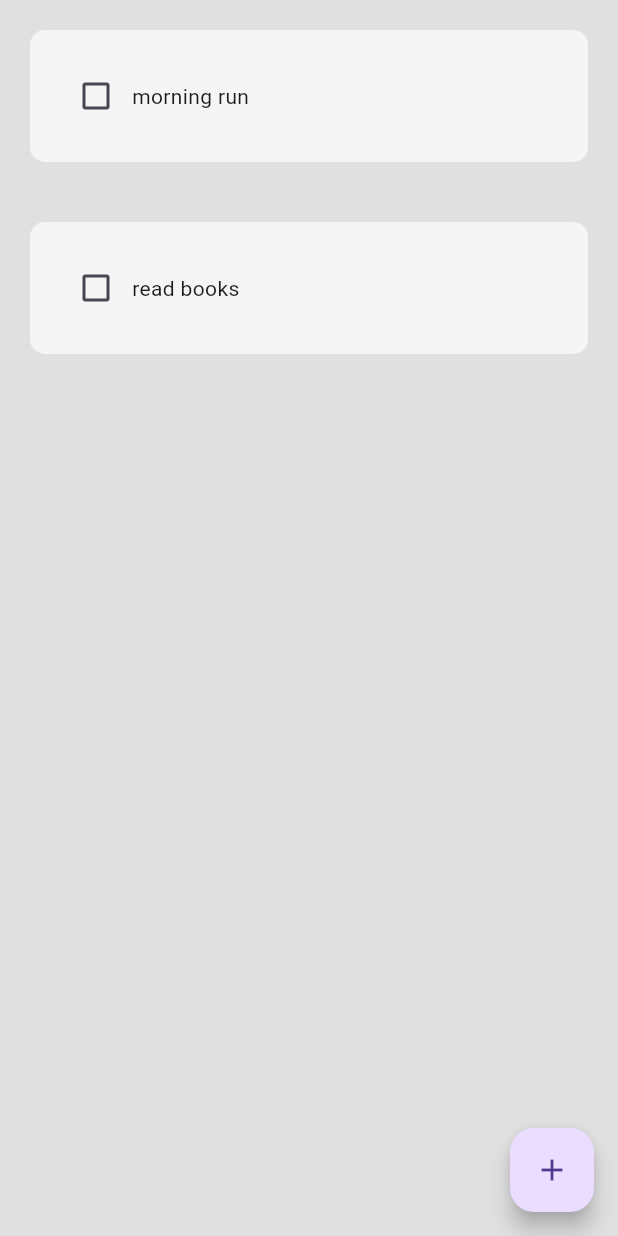
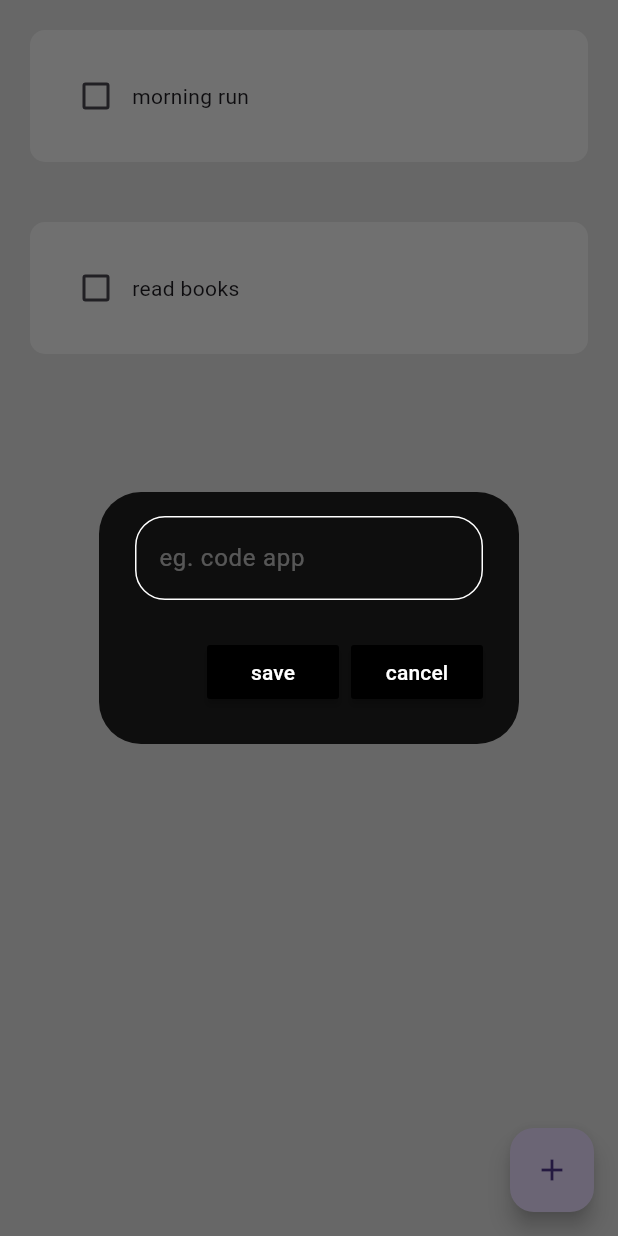
Before and after one commit to Antony-Berlin/habit-tracker, a Flutter app: the screen it shows after launch, after a tap on the "add" icon, on a phone screen of 412 x 824 dp. Run offline on Flutter 3.47's test engine with Material 3 defaults, Android fonts, the phone set to English and light mode, and no system bars.

Commit message:
completed functionalities of add habit button
- created dialog box when button is clicked
- coded save and cancel button and their functionalities

```diff
--- a/habit_tracker/lib/components/my_fab.dart
+++ b/habit_tracker/lib/components/my_fab.dart
@@ -1,12 +1,12 @@
 import 'package:flutter/material.dart';
 
 class MyFloatingActionButton extends StatelessWidget {
-  const MyFloatingActionButton({super.key});
-
+  const MyFloatingActionButton({super.key, required this.onPressed});
+  final Function()? onPressed;
   @override
   Widget build(BuildContext context) {
     return FloatingActionButton(
-      onPressed: () {},
+      onPressed: onPressed,
       child: const Icon(Icons.add)
     );
   }
--- /dev/null
+++ b/habit_tracker/lib/components/new_habit_box.dart
@@ -0,0 +1,50 @@
+import 'package:flutter/material.dart';
+
+class EnterNewHabitBox extends StatelessWidget {
+  final TextEditingController controller;
+  final Function()? onSave;
+  final Function()? onCancel;
+  const EnterNewHabitBox(
+      {super.key,
+      required this.controller,
+      required this.onSave,
+      required this.onCancel});
+  @override
+  Widget build(BuildContext context) {
+    return AlertDialog(
+      backgroundColor: Colors.black87,
+      content: TextField(
+        controller: controller,
+        style: const TextStyle(color: Colors.white),
+        decoration: InputDecoration(
+          hintText: "eg. code app",
+          hintStyle: const TextStyle(color: Colors.white30),
+          enabledBorder: OutlineInputBorder(
+              borderSide: const BorderSide(color: Colors.white),
+              borderRadius: BorderRadius.circular(20)),
+          focusedBorder: OutlineInputBorder(
+              borderSide: const BorderSide(color: Colors.white),
+              borderRadius: BorderRadius.circular(20)),
+        ),
+      ),
+      actions: [
+        MaterialButton(
+          onPressed: onSave,
+          color: Colors.black,
+          child: const Text(
+            "save",
+            style: TextStyle(color: Colors.white),
+          ),
+        ),
+        MaterialButton(
+          onPressed: onCancel,
+          color: Colors.black,
+          child: const Text(
+            "cancel",
+            style: TextStyle(color: Colors.white),
+          ),
+        )
+      ],
+    );
+  }
+}
--- a/habit_tracker/lib/main.dart
+++ b/habit_tracker/lib/main.dart
@@ -18,7 +18,7 @@ class _MyAppState extends State<MyApp> {
     return  MaterialApp(
       debugShowCheckedModeBanner: false,
       home: HomePage(),
-      theme: ThemeData(primarySwatch: Colors.amber),
+      theme: ThemeData(primarySwatch: Colors.red),
     );
   }
 }
--- a/habit_tracker/lib/pages/home_page.dart
+++ b/habit_tracker/lib/pages/home_page.dart
@@ -1,6 +1,7 @@
 import 'package:flutter/material.dart';
 import 'package:habit_tracker/components/habit_tile.dart';
 import 'package:habit_tracker/components/my_fab.dart';
+import 'package:habit_tracker/components/new_habit_box.dart';
 
 class HomePage extends StatefulWidget {
   const HomePage({super.key});
@@ -15,18 +16,53 @@ class _HomePageState extends State<HomePage> {
     ["morning run", false],
     ["read books", false]
   ];
+  //text feild controller
+  final _newHabitController = TextEditingController();
+
 
   void checkBoxTapped(bool? value, int index){
     setState(() {
       todayHabitList[index][1] = value!;
     });
   }
+//create new habit
+  void createNewHabit() {
+    showDialog(context: context, builder: (context){
+      return EnterNewHabitBox(
+        controller: _newHabitController,
+        onCancel: onCancel,
+        onSave: onSave,
+      );
+    });
+  }
+//on save function
+  void onSave(){
+    //add habit to list
+    print(_newHabitController.text);
+    setState(() {
+      todayHabitList.add([_newHabitController.text, false]);
+    });
+
+    //clear textfeild
+    _newHabitController.clear();
+    //pop the dialogbox
+    Navigator.of(context).pop();
+  }
+// on cancel function
+  void onCancel(){
+    //clear text feild
+    _newHabitController.clear();
+    //pop dialogbox
+    Navigator.of(context).pop();
+  }
 
   @override
   Widget build(BuildContext context) {
     return Scaffold(
       backgroundColor: Colors.grey[300],
-      floatingActionButton: const MyFloatingActionButton(),
+      floatingActionButton:  MyFloatingActionButton(
+        onPressed: createNewHabit,
+      ),
       body: ListView.builder(
         itemCount: todayHabitList.length,
         itemBuilder: (context, index){
```
